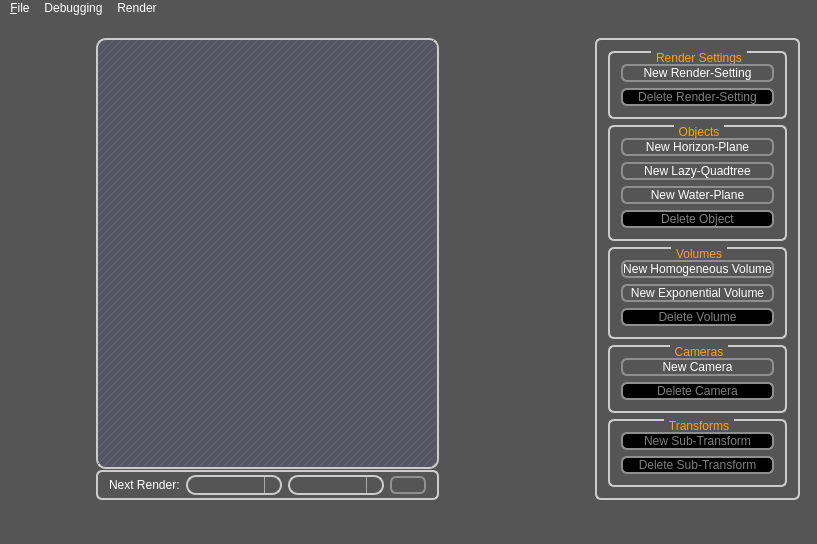
Before: the Qt Designer form qt-frontend/SimplexGui/mainwindow.ui in phresnel/picogen, drawn with Qt 5.
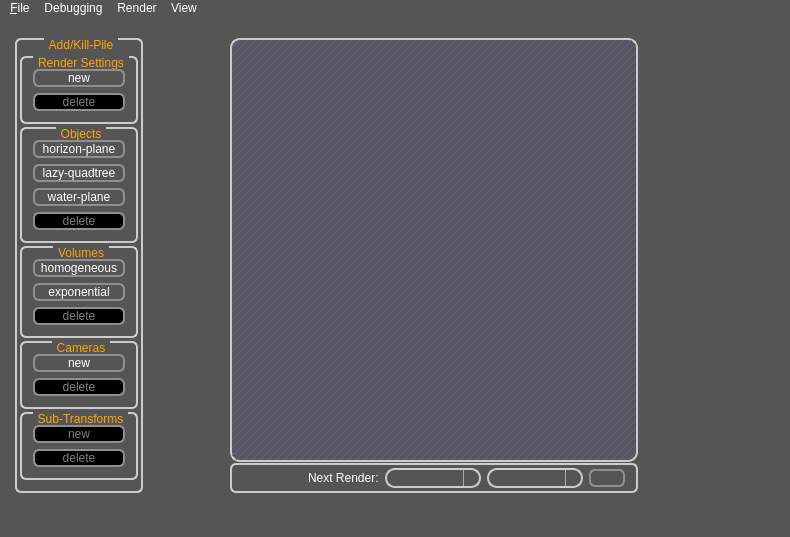
After: the same form once the commit is applied. Icons and pictures are not drawn. Custom widgets are drawn as their Qt base class.

Commit message: add/kill-pile is optionally hidden now

```diff
--- a/qt-frontend/SimplexGui/mainwindow.ui
+++ b/qt-frontend/SimplexGui/mainwindow.ui
@@ -228,13 +228,237 @@
        <enum>Qt::Horizontal</enum>
       </property>
       <widget class="QWidget" name="layoutWidget">
-       <layout class="QVBoxLayout" name="verticalLayout">
+       <layout class="QHBoxLayout" name="horizontalLayout_3">
         <property name="leftMargin">
          <number>4</number>
         </property>
         <property name="rightMargin">
          <number>4</number>
         </property>
+        <item>
+         <widget class="QGroupBox" name="commandPileGroupBox">
+          <property name="enabled">
+           <bool>true</bool>
+          </property>
+          <property name="sizePolicy">
+           <sizepolicy hsizetype="Preferred" vsizetype="Preferred">
+            <horstretch>0</horstretch>
+            <verstretch>0</verstretch>
+           </sizepolicy>
+          </property>
+          <property name="minimumSize">
+           <size>
+            <width>128</width>
+            <height>0</height>
+           </size>
+          </property>
+          <property name="title">
+           <string>Add/Kill-Pile</string>
+          </property>
+          <layout class="QVBoxLayout" name="verticalLayout">
+           <property name="spacing">
+            <number>3</number>
+           </property>
+           <property name="leftMargin">
+            <number>3</number>
+           </property>
+           <property name="topMargin">
+            <number>16</number>
+           </property>
+           <property name="rightMargin">
+            <number>3</number>
+           </property>
+           <item>
+            <widget class="QGroupBox" name="groupBox_5">
+             <property name="title">
+              <string>Render Settings</string>
+             </property>
+             <layout class="QGridLayout" name="gridLayout_4">
+              <item row="1" column="0">
+               <widget class="QPushButton" name="newRsButton">
+                <property name="enabled">
+                 <bool>true</bool>
+                </property>
+                <property name="text">
+                 <string>new</string>
+                </property>
+               </widget>
+              </item>
+              <item row="2" column="0">
+               <widget class="QPushButton" name="deleteRsButton">
+                <property name="enabled">
+                 <bool>false</bool>
+                </property>
+                <property name="text">
+                 <string>delete</string>
+                </property>
+               </widget>
+              </item>
+             </layout>
+            </widget>
+           </item>
+           <item>
+            <widget class="QGroupBox" name="groupBox_3">
+             <property name="title">
+              <string>Objects</string>
+             </property>
+             <layout class="QGridLayout" name="gridLayout_2">
+              <item row="0" column="0">
+               <widget class="QPushButton" name="newHorizonPlaneButton">
+                <property name="enabled">
+                 <bool>true</bool>
+                </property>
+                <property name="text">
+                 <string>horizon-plane</string>
+                </property>
+               </widget>
+              </item>
+              <item row="1" column="0">
+               <widget class="QPushButton" name="newLazyQuadtreeButton">
+                <property name="enabled">
+                 <bool>true</bool>
+                </property>
+                <property name="text">
+                 <string>lazy-quadtree</string>
+                </property>
+               </widget>
+              </item>
+              <item row="2" column="0">
+               <widget class="QPushButton" name="newWaterPlaneButton">
+                <property name="enabled">
+                 <bool>true</bool>
+                </property>
+                <property name="text">
+                 <string>water-plane</string>
+                </property>
+               </widget>
+              </item>
+              <item row="3" column="0">
+               <widget class="QPushButton" name="deleteObjectButton">
+                <property name="enabled">
+                 <bool>false</bool>
+                </property>
+                <property name="text">
+                 <string>delete</string>
+                </property>
+               </widget>
+              </item>
+             </layout>
+            </widget>
+           </item>
+           <item>
+            <widget class="QGroupBox" name="groupBox_4">
+             <property name="title">
+              <string>Volumes</string>
+             </property>
+             <layout class="QGridLayout" name="gridLayout_3">
+              <item row="0" column="0">
+               <widget class="QPushButton" name="newHomogeneousVolumeButton">
+                <property name="enabled">
+                 <bool>true</bool>
+                </property>
+                <property name="text">
+                 <string>homogeneous</string>
+                </property>
+               </widget>
+              </item>
+              <item row="1" column="0">
+               <widget class="QPushButton" name="newExponentialVolumeButton">
+                <property name="enabled">
+                 <bool>true</bool>
+                </property>
+                <property name="text">
+                 <string>exponential</string>
+                </property>
+               </widget>
+              </item>
+              <item row="2" column="0">
+               <widget class="QPushButton" name="deleteVolumeButton">
+                <property name="enabled">
+                 <bool>false</bool>
+                </property>
+                <property name="text">
+                 <string>delete</string>
+                </property>
+               </widget>
+              </item>
+             </layout>
+            </widget>
+           </item>
+           <item>
+            <widget class="QGroupBox" name="groupBox_6">
+             <property name="title">
+              <string>Cameras</string>
+             </property>
+             <layout class="QGridLayout" name="gridLayout_6">
+              <item row="0" column="0">
+               <widget class="QPushButton" name="newCameraButton">
+                <property name="enabled">
+                 <bool>true</bool>
+                </property>
+                <property name="text">
+                 <string>new</string>
+                </property>
+               </widget>
+              </item>
+              <item row="1" column="0">
+               <widget class="QPushButton" name="deleteCameraButton">
+                <property name="enabled">
+                 <bool>false</bool>
+                </property>
+                <property name="text">
+                 <string>delete</string>
+                </property>
+               </widget>
+              </item>
+             </layout>
+            </widget>
+           </item>
+           <item>
+            <widget class="QGroupBox" name="groupBox_7">
+             <property name="title">
+              <string>Sub-Transforms</string>
+             </property>
+             <layout class="QGridLayout" name="gridLayout_5">
+              <item row="0" column="0">
+               <widget class="QPushButton" name="newSubTransformButton">
+                <property name="enabled">
+                 <bool>false</bool>
+                </property>
+                <property name="text">
+                 <string>new</string>
+                </property>
+               </widget>
+              </item>
+              <item row="1" column="0">
+               <widget class="QPushButton" name="deleteSubTransformButton">
+                <property name="enabled">
+                 <bool>false</bool>
+                </property>
+                <property name="text">
+                 <string>delete</string>
+                </property>
+               </widget>
+              </item>
+             </layout>
+            </widget>
+           </item>
+           <item>
+            <spacer name="verticalSpacer">
+             <property name="orientation">
+              <enum>Qt::Vertical</enum>
+             </property>
+             <property name="sizeHint" stdset="0">
+              <size>
+               <width>20</width>
+               <height>40</height>
+              </size>
+             </property>
+            </spacer>
+           </item>
+          </layout>
+         </widget>
+        </item>
         <item>
          <widget class="QtTreePropertyBrowser" name="settings" native="true">
           <property name="sizePolicy">
@@ -383,206 +607,6 @@
         </size>
        </property>
       </widget>
-      <widget class="QWidget" name="verticalLayoutWidget_2">
-       <layout class="QVBoxLayout" name="verticalLayout_4">
-        <property name="leftMargin">
-         <number>6</number>
-        </property>
-        <property name="rightMargin">
-         <number>6</number>
-        </property>
-        <item>
-         <widget class="QGroupBox" name="groupBox_8">
-          <property name="sizePolicy">
-           <sizepolicy hsizetype="Preferred" vsizetype="Preferred">
-            <horstretch>0</horstretch>
-            <verstretch>0</verstretch>
-           </sizepolicy>
-          </property>
-          <property name="title">
-           <string/>
-          </property>
-          <layout class="QVBoxLayout" name="verticalLayout_5">
-           <item>
-            <widget class="QGroupBox" name="groupBox_5">
-             <property name="title">
-              <string>Render Settings</string>
-             </property>
-             <layout class="QGridLayout" name="gridLayout_4">
-              <item row="1" column="0">
-               <widget class="QPushButton" name="newRsButton">
-                <property name="enabled">
-                 <bool>true</bool>
-                </property>
-                <property name="text">
-                 <string>New Render-Setting</string>
-                </property>
-               </widget>
-              </item>
-              <item row="2" column="0">
-               <widget class="QPushButton" name="deleteRsButton">
-                <property name="enabled">
-                 <bool>false</bool>
-                </property>
-                <property name="text">
-                 <string>Delete Render-Setting</string>
-                </property>
-               </widget>
-              </item>
-             </layout>
-            </widget>
-           </item>
-           <item>
-            <widget class="QGroupBox" name="groupBox_3">
-             <property name="title">
-              <string>Objects</string>
-             </property>
-             <layout class="QGridLayout" name="gridLayout_2">
-              <item row="0" column="0">
-               <widget class="QPushButton" name="newHorizonPlaneButton">
-                <property name="enabled">
-                 <bool>true</bool>
-                </property>
-                <property name="text">
-                 <string>New Horizon-Plane</string>
-                </property>
-               </widget>
-              </item>
-              <item row="1" column="0">
-               <widget class="QPushButton" name="newLazyQuadtreeButton">
-                <property name="enabled">
-                 <bool>true</bool>
-                </property>
-                <property name="text">
-                 <string>New Lazy-Quadtree</string>
-                </property>
-               </widget>
-              </item>
-              <item row="2" column="0">
-               <widget class="QPushButton" name="newWaterPlaneButton">
-                <property name="enabled">
-                 <bool>true</bool>
-                </property>
-                <property name="text">
-                 <string>New Water-Plane</string>
-                </property>
-               </widget>
-              </item>
-              <item row="3" column="0">
-               <widget class="QPushButton" name="deleteObjectButton">
-                <property name="enabled">
-                 <bool>false</bool>
-                </property>
-                <property name="text">
-                 <string>Delete Object</string>
-                </property>
-               </widget>
-              </item>
-             </layout>
-            </widget>
-           </item>
-           <item>
-            <widget class="QGroupBox" name="groupBox_4">
-             <property name="title">
-              <string>Volumes</string>
-             </property>
-             <layout class="QGridLayout" name="gridLayout_3">
-              <item row="0" column="0">
-               <widget class="QPushButton" name="newHomogeneousVolumeButton">
-                <property name="enabled">
-                 <bool>true</bool>
-                </property>
-                <property name="text">
-                 <string>New Homogeneous Volume</string>
-                </property>
-               </widget>
-              </item>
-              <item row="1" column="0">
-               <widget class="QPushButton" name="newExponentialVolumeButton">
-                <property name="enabled">
-                 <bool>true</bool>
-                </property>
-                <property name="text">
-                 <string>New Exponential Volume</string>
-                </property>
-               </widget>
-              </item>
-              <item row="2" column="0">
-               <widget class="QPushButton" name="deleteVolumeButton">
-                <property name="enabled">
-                 <bool>false</bool>
-                </property>
-                <property name="text">
-                 <string>Delete Volume</string>
-                </property>
-               </widget>
-              </item>
-             </layout>
-            </widget>
-           </item>
-           <item>
-            <widget class="QGroupBox" name="groupBox_6">
-             <property name="title">
-              <string>Cameras</string>
-             </property>
-             <layout class="QGridLayout" name="gridLayout_6">
-              <item row="0" column="0">
-               <widget class="QPushButton" name="newCameraButton">
-                <property name="enabled">
-                 <bool>true</bool>
-                </property>
-                <property name="text">
-                 <string>New Camera</string>
-                </property>
-               </widget>
-              </item>
-              <item row="1" column="0">
-               <widget class="QPushButton" name="deleteCameraButton">
-                <property name="enabled">
-                 <bool>false</bool>
-                </property>
-                <property name="text">
-                 <string>Delete Camera</string>
-                </property>
-               </widget>
-              </item>
-             </layout>
-            </widget>
-           </item>
-           <item>
-            <widget class="QGroupBox" name="groupBox_7">
-             <property name="title">
-              <string>Transforms</string>
-             </property>
-             <layout class="QGridLayout" name="gridLayout_5">
-              <item row="0" column="0">
-               <widget class="QPushButton" name="newSubTransformButton">
-                <property name="enabled">
-                 <bool>false</bool>
-                </property>
-                <property name="text">
-                 <string>New Sub-Transform</string>
-                </property>
-               </widget>
-              </item>
-              <item row="1" column="0">
-               <widget class="QPushButton" name="deleteSubTransformButton">
-                <property name="enabled">
-                 <bool>false</bool>
-                </property>
-                <property name="text">
-                 <string>Delete Sub-Transform</string>
-                </property>
-               </widget>
-              </item>
-             </layout>
-            </widget>
-           </item>
-          </layout>
-         </widget>
-        </item>
-       </layout>
-      </widget>
      </widget>
     </item>
    </layout>
@@ -622,9 +646,16 @@
     <addaction name="separator"/>
     <addaction name="actionClose"/>
    </widget>
+   <widget class="QMenu" name="menuView">
+    <property name="title">
+     <string>View</string>
+    </property>
+    <addaction name="actionShow_Command_Pile"/>
+   </widget>
    <addaction name="menu_File"/>
    <addaction name="menuDebugging"/>
    <addaction name="menuRender"/>
+   <addaction name="menuView"/>
   </widget>
   <widget class="QStatusBar" name="statusBar"/>
   <action name="actionShow_redshift_job_code">
```
Left out of the diff: 11 changed lines with no effect on the pictures. The commit also changes 2 other files.
